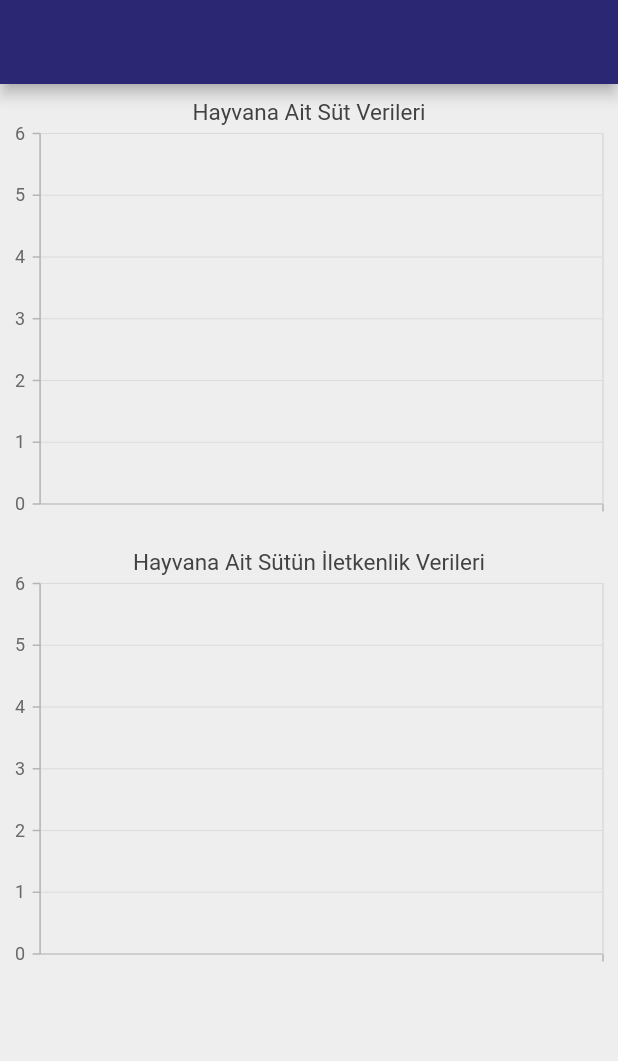
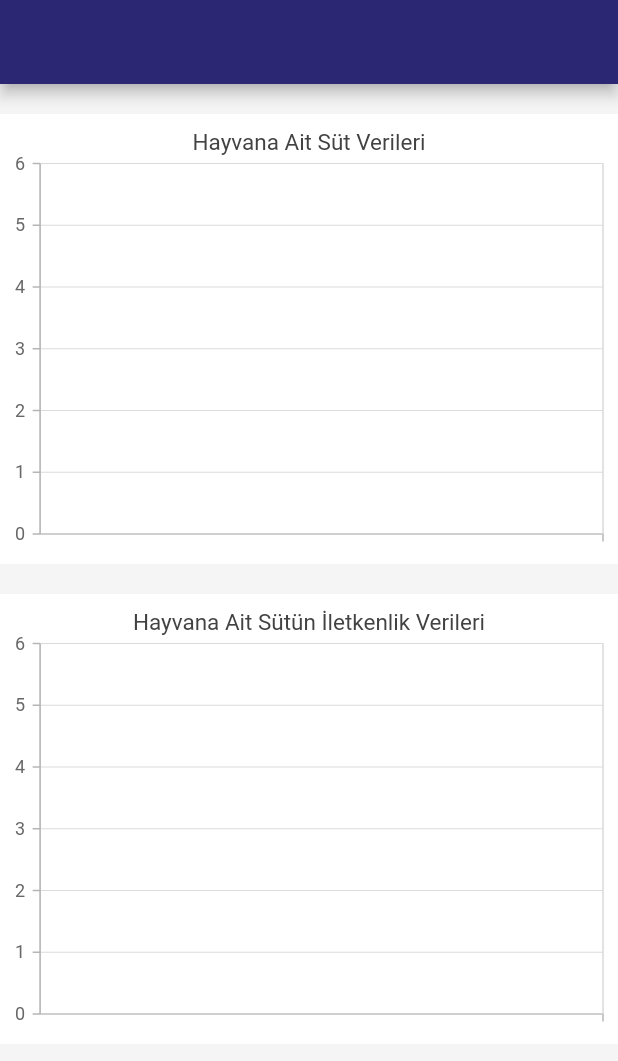
Before and after one commit to yusufboran/farm_tracking, a Flutter app: the AnimalDetailScreen screen opened directly with empty values, on a phone screen of 412 x 824 dp. Shown: the top 1061 px of the screen. Run offline on Flutter 3.47's test engine with Material 2 defaults, Android fonts, the phone set to English and light mode, and no system bars; our stand-ins replace syncfusion_flutter_charts; missing offline and left inert: crypt, dart:ffi, horizontal_data_table; network calls fail.

Commit message:
style update

```diff
--- a/lib/screens/list_screen.dart
+++ b/lib/screens/list_screen.dart
@@ -50,16 +50,16 @@ class _ListScreenState extends State<ListScreen> {
         leftSideItemBuilder: _generateFirstColumnRow,
         rightSideItemBuilder: _generateRightHandSideColumnRow,
         itemCount: widget.items.length,
-        rowSeparatorWidget: const Divider(
+        rowSeparatorWidget: Divider(
           color: Colors.black54,
           height: 1.0,
-          thickness: 0.0,
+          thickness: 1.0,
         ),
         leftHandSideColBackgroundColor: Color(0xFFFFFFFF),
         rightHandSideColBackgroundColor: Color(0xFFFFFFFF),
         verticalScrollbarStyle: const ScrollbarStyle(
           isAlwaysShown: true,
-          thickness: 4.0,
+          thickness: 6.0,
           radius: Radius.circular(5.0),
         ),
         horizontalScrollbarStyle: const ScrollbarStyle(
--- a/lib/theme/app_theme.dart
+++ b/lib/theme/app_theme.dart
@@ -2,7 +2,7 @@ import 'package:flutter/material.dart';
 
 class AppTheme {
   final darkblue = Color(0xff2c2772);
-  final white = Color(0xfffafafa);
+  final white = Color.fromARGB(255, 250, 250, 250);
   final gray = Color(0xfff3f3f4);
   final black = Color(0xff212121);
   final blue = Color(0xff14279B);
@@ -10,9 +10,10 @@ class AppTheme {
   AppTheme._();
   static final ThemeData lightTheme = ThemeData(
     primaryColor: Color(0xff2c2772),
-    scaffoldBackgroundColor: Color(0xffeeeeee),
+    scaffoldBackgroundColor: Color(0xfff5f5f5),
     appBarTheme: AppBarTheme(
       color: Color(0xff2c2772),
+      titleTextStyle: TextStyle(color: Colors.white, fontSize: 24),
       iconTheme: IconThemeData(
         color: Color(0xfffafafa),
       ),
--- a/lib/widgets/line_charts.dart
+++ b/lib/widgets/line_charts.dart
@@ -32,7 +32,9 @@ class _LineChartPageState extends State<LineChartPage> {
   Widget build(BuildContext context) {
     return Column(
       children: [
+        SizedBox(height: 20),
         SfCartesianChart(
+          backgroundColor: Colors.white,
           title: ChartTitle(text: widget.title),
           indicators: <TechnicalIndicators<Milk, DateTime>>[
             AccumulationDistributionIndicator<Milk, DateTime>(
@@ -46,17 +48,18 @@ class _LineChartPageState extends State<LineChartPage> {
               enableTooltip: true,
               dataSource: widget.items,
               trendlines: <Trendline>[
-                  Trendline(type: TrendlineType.linear, color: Colors.blue)
+                Trendline(type: TrendlineType.linear, color: Colors.grey)
               ],
               xValueMapper: (Milk data, _) => data.dateTime,
               yValueMapper: (Milk data, _) => data.varible,
-                color: Theme.of(context).colorScheme.primary),
+              color: Color(0xff00793b),
+            ),
             LineSeries<Milk, String>(
                 enableTooltip: true,
                 dataSource: widget.topTrend,
                 xValueMapper: (Milk data, _) => data.dateTime,
                 yValueMapper: (Milk data, _) => data.varible,
-                color: Theme.of(context).colorScheme.error),
+                color: Colors.purple),
             LineSeries<Milk, String>(
                 enableTooltip: true,
                 dataSource: widget.bottomTrend,
```
Also changed, not shown: lib/screens/home_screen.dart (+10 -3 lines), pubspec.yaml (line endings or trailing spaces). Lines whose indentation alone changed are shown as unchanged.
